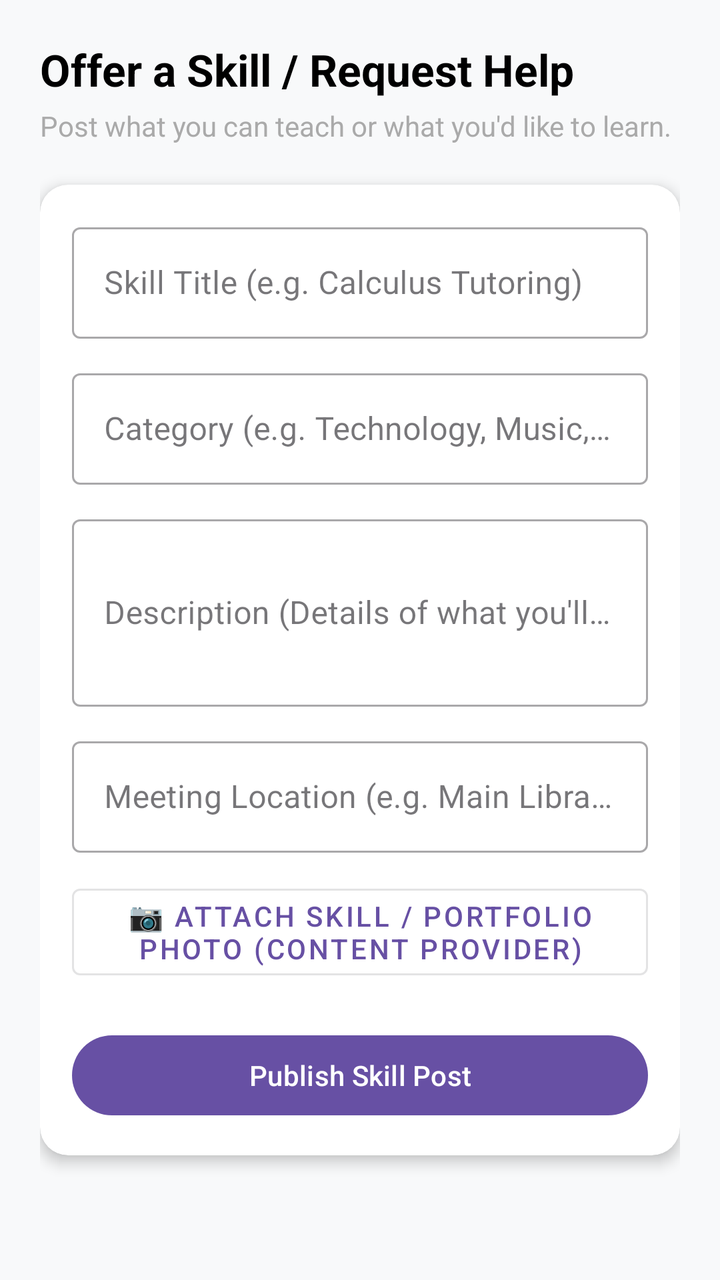
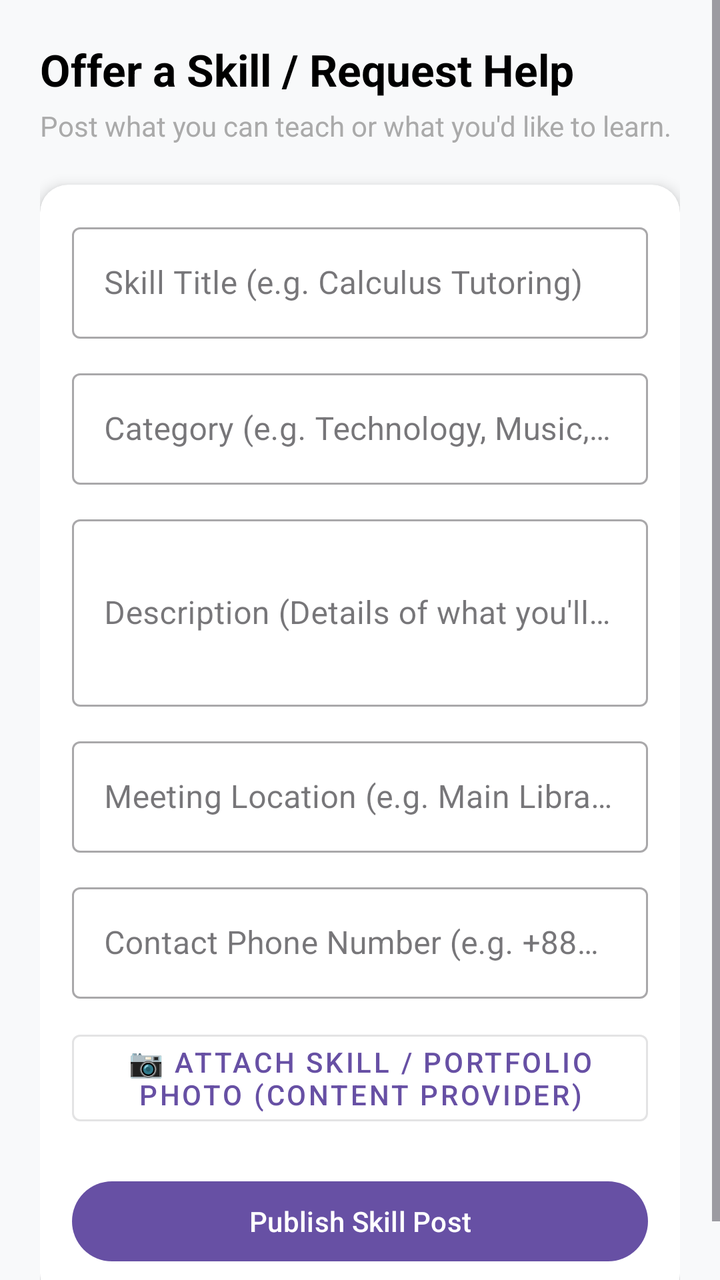

Compare the two renders of this Android layout. The source of the first and the diff that turns it into the second are given below.
<!-- AndroidManifest.xml: application theme Theme.SkillSwap -->
<!-- res/layout/activity_create_skill.xml -->
<?xml version="1.0" encoding="utf-8"?>
<ScrollView xmlns:android="http://schemas.android.com/apk/res/android"
    xmlns:app="http://schemas.android.com/apk/res-auto"
    android:layout_width="match_parent"
    android:layout_height="match_parent"
    android:fillViewport="true"
    android:background="#F8F9FA">

    <LinearLayout
        android:layout_width="match_parent"
        android:layout_height="wrap_content"
        android:orientation="vertical"
        android:padding="20dp">

        <TextView
            android:layout_width="wrap_content"
            android:layout_height="wrap_content"
            android:text="Offer a Skill / Request Help"
            android:textColor="@android:color/black"
            android:textSize="22sp"
            android:textStyle="bold" />

        <TextView
            android:layout_width="wrap_content"
            android:layout_height="wrap_content"
            android:layout_marginTop="4dp"
            android:layout_marginBottom="20dp"
            android:text="Post what you can teach or what you'd like to learn."
            android:textColor="@android:color/darker_gray"
            android:textSize="14sp" />

        <androidx.cardview.widget.CardView
            android:layout_width="match_parent"
            android:layout_height="wrap_content"
            app:cardCornerRadius="14dp"
            app:cardElevation="4dp">

            <LinearLayout
                android:layout_width="match_parent"
                android:layout_height="wrap_content"
                android:orientation="vertical"
                android:padding="16dp">

                
                <com.google.android.material.textfield.TextInputLayout
                    android:layout_width="match_parent"
                    android:layout_height="wrap_content"
                    android:hint="Skill Title (e.g. Calculus Tutoring)"
                    style="@style/Widget.MaterialComponents.TextInputLayout.OutlinedBox">

                    <com.google.android.material.textfield.TextInputEditText
                        android:id="@+id/etSkillTitle"
                        android:layout_width="match_parent"
                        android:layout_height="wrap_content"
                        android:inputType="textCapWords" />
                </com.google.android.material.textfield.TextInputLayout>

                
                <com.google.android.material.textfield.TextInputLayout
                    android:layout_width="match_parent"
                    android:layout_height="wrap_content"
                    android:layout_marginTop="12dp"
                    android:hint="Category (e.g. Technology, Music, Math)"
                    style="@style/Widget.MaterialComponents.TextInputLayout.OutlinedBox">

                    <com.google.android.material.textfield.TextInputEditText
                        android:id="@+id/etSkillCategory"
                        android:layout_width="match_parent"
                        android:layout_height="wrap_content"
                        android:inputType="textCapWords" />
                </com.google.android.material.textfield.TextInputLayout>

                
                <com.google.android.material.textfield.TextInputLayout
                    android:layout_width="match_parent"
                    android:layout_height="wrap_content"
                    android:layout_marginTop="12dp"
                    android:hint="Description (Details of what you'll teach)"
                    style="@style/Widget.MaterialComponents.TextInputLayout.OutlinedBox">

                    <com.google.android.material.textfield.TextInputEditText
                        android:id="@+id/etSkillDescription"
                        android:layout_width="match_parent"
                        android:layout_height="wrap_content"
                        android:inputType="textMultiLine"
                        android:minLines="3" />
                </com.google.android.material.textfield.TextInputLayout>

                
                <com.google.android.material.textfield.TextInputLayout
                    android:layout_width="match_parent"
                    android:layout_height="wrap_content"
                    android:layout_marginTop="12dp"
                    android:hint="Meeting Location (e.g. Main Library Room 2)"
                    style="@style/Widget.MaterialComponents.TextInputLayout.OutlinedBox">

                    <com.google.android.material.textfield.TextInputEditText
                        android:id="@+id/etSkillLocation"
                        android:layout_width="match_parent"
                        android:layout_height="wrap_content"
                        android:inputType="textCapWords" />
                </com.google.android.material.textfield.TextInputLayout>

                
                <Button
                    android:id="@+id/btnAttachPhoto"
                    style="@style/Widget.MaterialComponents.Button.OutlinedButton"
                    android:layout_width="match_parent"
                    android:layout_height="wrap_content"
                    android:layout_marginTop="12dp"
                    android:text="📷 Attach Skill / Portfolio Photo (Content Provider)" />

                <ImageView
                    android:id="@+id/imgSkillPreview"
                    android:layout_width="match_parent"
                    android:layout_height="180dp"
                    android:layout_marginTop="8dp"
                    android:scaleType="centerCrop"
                    android:visibility="gone"
                    android:contentDescription="Skill Portfolio Preview" />

                
                <Button
                    android:id="@+id/btnSubmitSkill"
                    android:layout_width="match_parent"
                    android:layout_height="wrap_content"
                    android:layout_marginTop="20dp"
                    android:text="Publish Skill Post" />

            </LinearLayout>

        </androidx.cardview.widget.CardView>

    </LinearLayout>
</ScrollView>
<!-- resources referenced by this layout -->
<resources>
  <style name="Theme.SkillSwap" parent="Base.Theme.SkillSwap" />
  <style name="Base.Theme.SkillSwap" parent="Theme.Material3.DayNight.NoActionBar">
          
          
      </style>
</resources>

<!-- the commit's change to res/layout/activity_create_skill.xml (unified diff, before → after) -->
@@ -102,6 +102,21 @@
                 </com.google.android.material.textfield.TextInputLayout>
 
                 
+                <com.google.android.material.textfield.TextInputLayout
+                    android:layout_width="match_parent"
+                    android:layout_height="wrap_content"
+                    android:layout_marginTop="12dp"
+                    android:hint="Contact Phone Number (e.g. +8801700000000)"
+                    style="@style/Widget.MaterialComponents.TextInputLayout.OutlinedBox">
+
+                    <com.google.android.material.textfield.TextInputEditText
+                        android:id="@+id/etSkillPhone"
+                        android:layout_width="match_parent"
+                        android:layout_height="wrap_content"
+                        android:inputType="phone" />
+                </com.google.android.material.textfield.TextInputLayout>
+
+                
                 <Button
                     android:id="@+id/btnAttachPhoto"
                     style="@style/Widget.MaterialComponents.Button.OutlinedButton"
